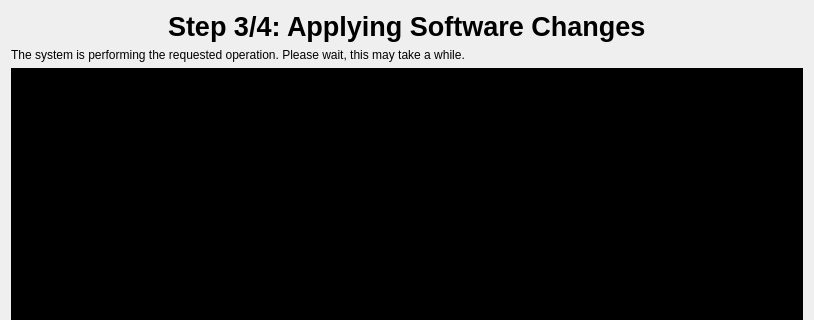
Kicksecure/browser-choice, file ui/applyingchangespage.ui: the form before one commit; both pictures show x 0 to 814 and y 0 to 320 of the 814 by 640 pixel window.
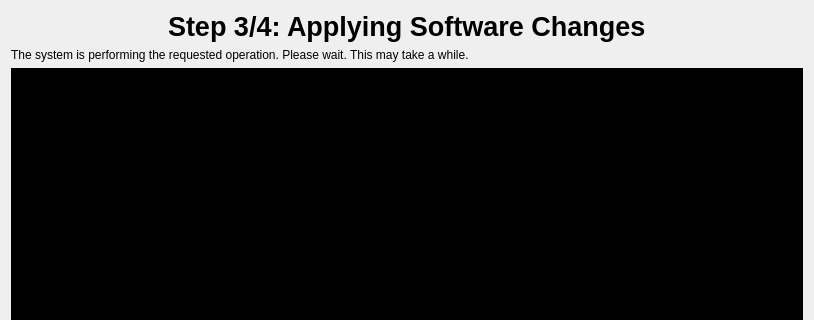
The form after the commit. Icons and pictures are not drawn.

The edit to the form file:
```diff
--- a/ui/applyingchangespage.ui
+++ b/ui/applyingchangespage.ui
@@ -54,7 +54,7 @@
    <item>
     <widget class="QLabel" name="label_2">
      <property name="text">
-      <string>The system is performing the requested operation. Please wait, this may take a while.</string>
+      <string>The system is performing the requested operation. Please wait. This may take a while.</string>
      </property>
      <property name="wordWrap">
       <bool>true</bool>
```
